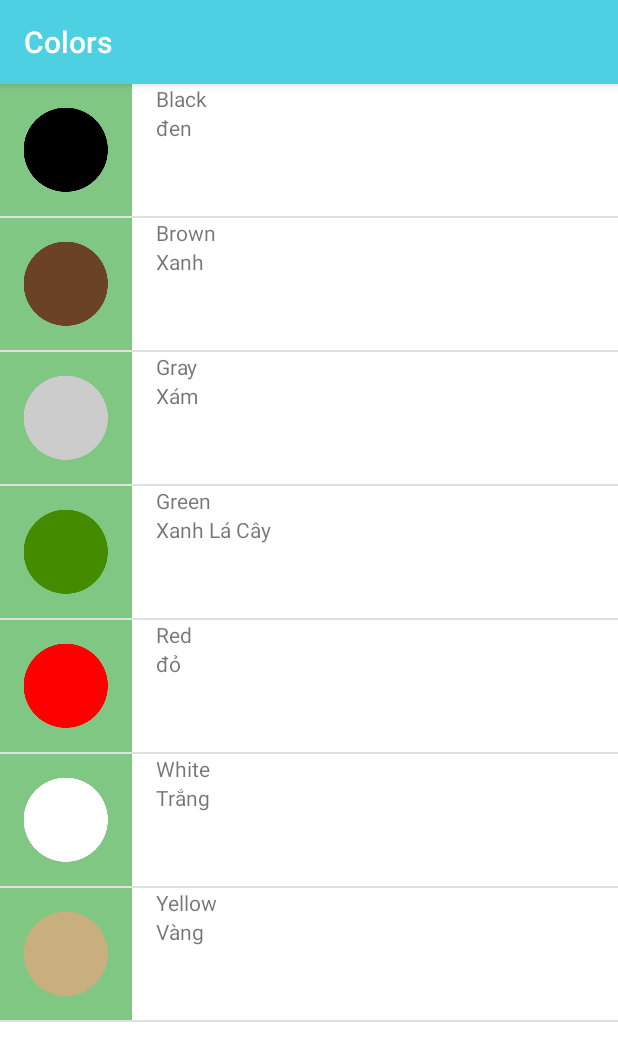
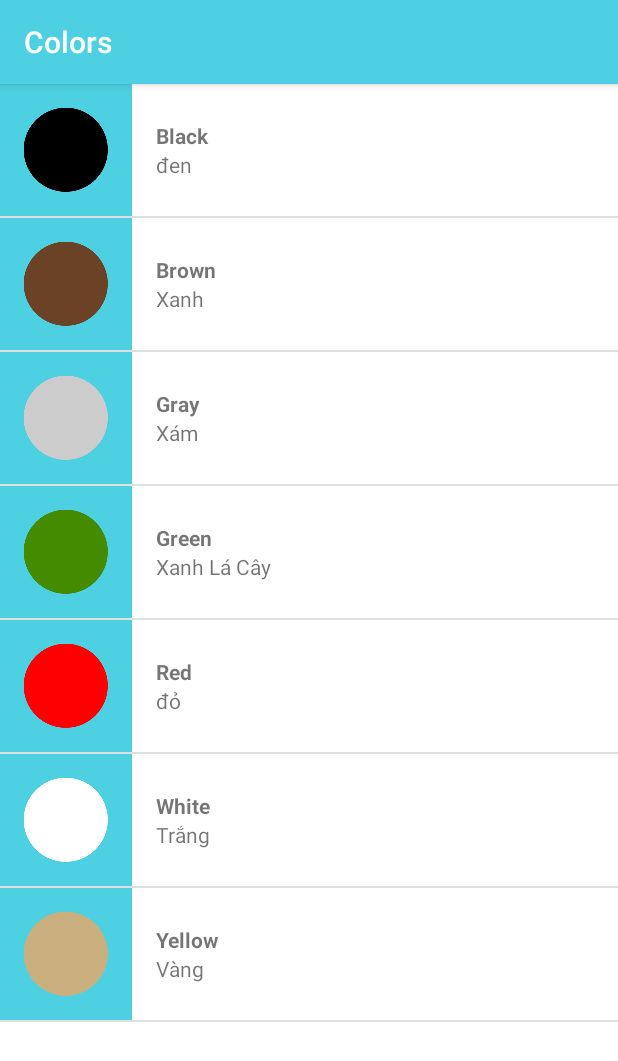
Before and after one commit to NathanNguyen345/LanguageApp, an Android app: the ColorActivity screen opened directly, with no data from a screen before it, on a phone screen of 412 x 824 dp. Shown: the top 1061 px of the screen. Run offline under Robolectric (Android 15) with nearby library versions, the phone set to English and light mode, and no system bars.

Commit message:
Visual Update

```diff
--- a/app/src/main/java/com/example/nathannguyen/learnvietnamese/ColorActivity.java
+++ b/app/src/main/java/com/example/nathannguyen/learnvietnamese/ColorActivity.java
@@ -27,7 +27,7 @@ public class ColorActivity extends AppCompatActivity {
 
         // Create a word adapter
         WordAdapter<Word> colorAdapter =
-                new WordAdapter<Word>(this, colorList);
+                new WordAdapter<Word>(this, colorList, R.color.colorColor);
 
         // Create the listView
         ListView colorView = (ListView) findViewById(R.id.colorListView);
--- a/app/src/main/java/com/example/nathannguyen/learnvietnamese/FamilyActivity.java
+++ b/app/src/main/java/com/example/nathannguyen/learnvietnamese/FamilyActivity.java
@@ -30,7 +30,7 @@ public class FamilyActivity extends AppCompatActivity {
         familyList.add(new Word("Son", "Con Trai", R.drawable.family_younger_brother));
 
         // Create the word adapter
-        WordAdapter<Word> familyAdapter = new WordAdapter<Word>(this, familyList);
+        WordAdapter<Word> familyAdapter = new WordAdapter<Word>(this, familyList, R.color.famColor);
 
         // Create listView for the familyList
         ListView familyView = (ListView) findViewById(R.id.familyListView);
--- a/app/src/main/java/com/example/nathannguyen/learnvietnamese/NumberActivity.java
+++ b/app/src/main/java/com/example/nathannguyen/learnvietnamese/NumberActivity.java
@@ -32,7 +32,7 @@ public class NumberActivity extends AppCompatActivity {
 
         // Create Array Adapter for List
         WordAdapter<Word> adapter =
-                new WordAdapter<Word>(this, wordList);
+                new WordAdapter<Word>(this, wordList, R.color.numColor);
 
         // Create ListView object
         ListView myListView = (ListView) findViewById(R.id.numberListView);
--- a/app/src/main/java/com/example/nathannguyen/learnvietnamese/PhraseActivity.java
+++ b/app/src/main/java/com/example/nathannguyen/learnvietnamese/PhraseActivity.java
@@ -31,7 +31,7 @@ public class PhraseActivity extends AppCompatActivity {
 
         // Create Array Adapter for List
         WordAdapter<Word> adapter =
-                new WordAdapter<Word>(this, phraseList);
+                new WordAdapter<Word>(this, phraseList, R.color.phraseColor);
 
         // Create ListView
         ListView myListView = (ListView) findViewById(R.id.phraseListView);
--- a/app/src/main/java/com/example/nathannguyen/learnvietnamese/WordAdapter.java
+++ b/app/src/main/java/com/example/nathannguyen/learnvietnamese/WordAdapter.java
@@ -3,6 +3,7 @@ package com.example.nathannguyen.learnvietnamese;
 import android.app.Activity;
 import android.graphics.Color;
 import android.support.annotation.NonNull;
+import android.support.v4.content.ContextCompat;
 import android.view.LayoutInflater;
 import android.view.View;
 import android.view.ViewGroup;
@@ -21,11 +22,13 @@ import java.util.ArrayList;
 
 public class WordAdapter<W> extends ArrayAdapter<Word> {
 
+    private int colorID;
 
     // Custom constructor that initializes the activity and the list. Since we are using a custom
     // adapter, we will pass the middle arguement as 0.
-    public WordAdapter(Activity context, ArrayList<Word> myList){
+    public WordAdapter(Activity context, ArrayList<Word> myList, int color){
         super(context, 0, myList);
+        colorID = color;
     }
 
 
@@ -68,6 +71,9 @@ public class WordAdapter<W> extends ArrayAdapter<Word> {
             currentImage.setVisibility(View.GONE);
         }
 
+        int color = ContextCompat.getColor(getContext(), colorID);
+        currentImage.setBackgroundColor(color);
+
         return myView;
     }
 }
--- a/app/src/main/res/layout/list_item.xml
+++ b/app/src/main/res/layout/list_item.xml
@@ -15,8 +15,7 @@
         <ImageView
             android:id="@+id/listImage"
             android:layout_width="88dp"
-            android:layout_height="88dp"
-            android:background="#81C784"/>
+            android:layout_height="88dp"/>
 
         <LinearLayout
             android:orientation="vertical"
@@ -27,14 +26,19 @@
                 android:paddingLeft="16dp"
                 android:id="@+id/engTextView"
                 android:layout_width="match_parent"
-                android:layout_height="wrap_content"
+                android:layout_height="0dp"
+                android:layout_weight="1"
+                android:gravity="bottom"
+                android:textStyle="bold"
                 tools:text="one"/>
 
             <TextView
                 android:paddingLeft="16dp"
                 android:id="@+id/vietTextView"
                 android:layout_width="match_parent"
-                android:layout_height="wrap_content"
+                android:layout_height="0dp"
+                android:layout_weight="1"
+                android:gravity="top"
                 tools:text="mot"/>
         </LinearLayout>
 
--- a/app/src/main/res/values/colors.xml
+++ b/app/src/main/res/values/colors.xml
@@ -3,4 +3,8 @@
     <color name="colorPrimary">#3F51B5</color>
     <color name="colorPrimaryDark">#303F9F</color>
     <color name="colorAccent">#FF4081</color>
+    <color name="numColor">#81C784</color>
+    <color name="famColor">#4DB6AC</color>
+    <color name="colorColor">#4DD0E1</color>
+    <color name="phraseColor">#ffffff</color>
 </resources>
```
Also changed, not shown: app/src/main/res/values/styles.xml (+3 -4 lines), 1 other file.
